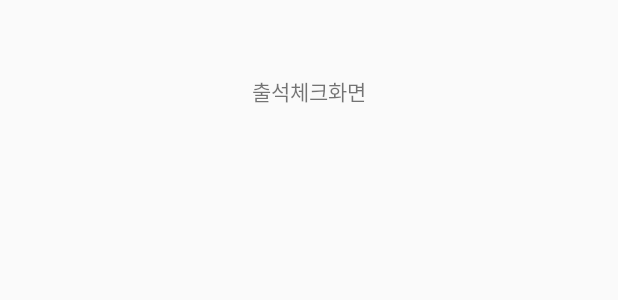
After one commit to nuyadkrap/NFC-Attendance-App, an Android app: the layout activity_attend.xml on its own in the app's theme, with its tools: preview values and no code run, on a phone screen of 412 x 824 dp. The commit adds this screen. Shown: the top 300 px of the screen. Run offline under Robolectric (Android 15) with nearby library versions, the phone set to English and light mode, and no system bars; network calls fail.

Commit message:
Attendance page

```diff
--- /dev/null
+++ b/app/src/main/res/layout/activity_attend.xml
@@ -0,0 +1,26 @@
+<?xml version="1.0" encoding="utf-8"?>
+<androidx.constraintlayout.widget.ConstraintLayout xmlns:android="http://schemas.android.com/apk/res/android"
+    xmlns:app="http://schemas.android.com/apk/res-auto"
+    xmlns:tools="http://schemas.android.com/tools"
+    android:layout_width="match_parent"
+    android:layout_height="match_parent"
+    tools:context=".AttendActivity">
+
+    <LinearLayout
+        android:layout_width="match_parent"
+        android:layout_height="match_parent"
+        android:orientation="vertical">
+
+        <TextView
+            android:id="@+id/textView2"
+            android:layout_width="wrap_content"
+            android:layout_height="wrap_content"
+            android:layout_marginTop="50dp"
+            android:layout_gravity="center"
+            android:text="출석체크화면"
+            tools:layout_editor_absoluteX="160dp"
+            tools:layout_editor_absoluteY="74dp" />
+
+    </LinearLayout>
+
+</androidx.constraintlayout.widget.ConstraintLayout>
```
Also changed, not shown: app/src/main/AndroidManifest.xml (+4 -6 lines), app/src/main/java/com/example/san/AttendActivity.java (added, +14 -0 lines), app/src/main/java/com/example/san/MainActivity.java (+12 -1 lines), app/src/main/res/layout/activity_main.xml (+21 -0 lines).
